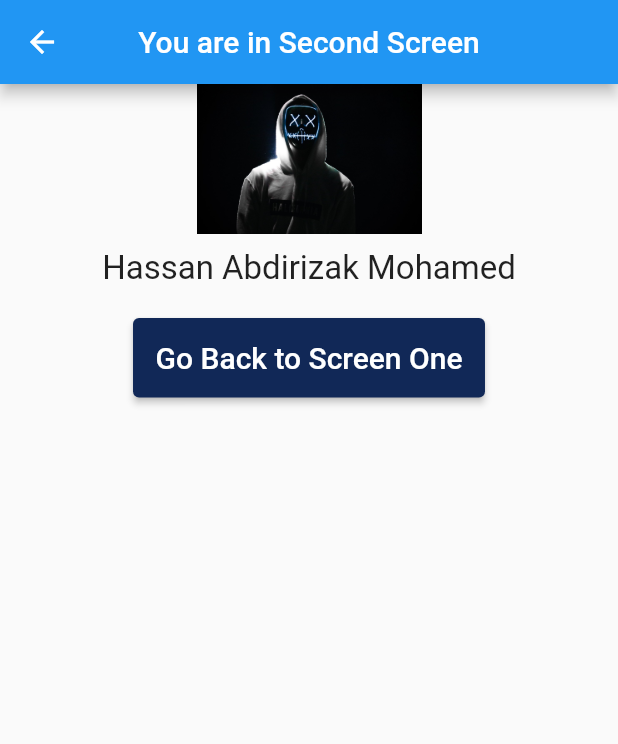
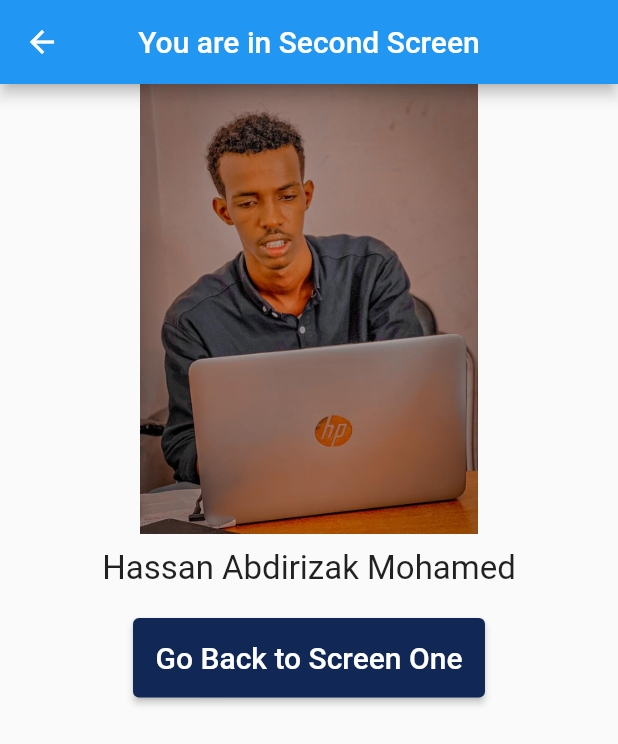
Before and after one commit to Saliim242/Send-Data, a Flutter app: the screen it shows after launch, after a tap on "Go Second Screen", on a phone screen of 412 x 824 dp. Shown: the top 744 px of the screen. Run offline on Flutter 3.47's test engine with Material 2 defaults, Android fonts, the phone set to English and light mode, and no system bars.

```diff
--- a/lib/home.dart
+++ b/lib/home.dart
@@ -29,7 +29,9 @@ class HomeScreen extends StatelessWidget {
       ),
       body: Column(
         children: [
-          Image.asset("images/img.jpeg"),
+          Image.asset(
+            "images/f.jpeg",
+          ),
           SizedBox(height: 10),
           Text(
             FullName,
@@ -46,7 +48,7 @@ class HomeScreen extends StatelessWidget {
             onPressed: () {
               var route = MaterialPageRoute(
                 builder: (_) => SecondScreen(
-                  img: "images/img.jpeg",
+                  img: "images/f.jpeg",
                   name: "Hassan Abdirizak Mohamed",
                 ),
               );
--- a/lib/second_screen.dart
+++ b/lib/second_screen.dart
@@ -18,7 +18,7 @@ class SecondScreen extends StatelessWidget {
           Center(
             child: Image(
               image: AssetImage(img),
-              height: 100,
+              height: 300,
               width: 300,
             ),
           ),
```
